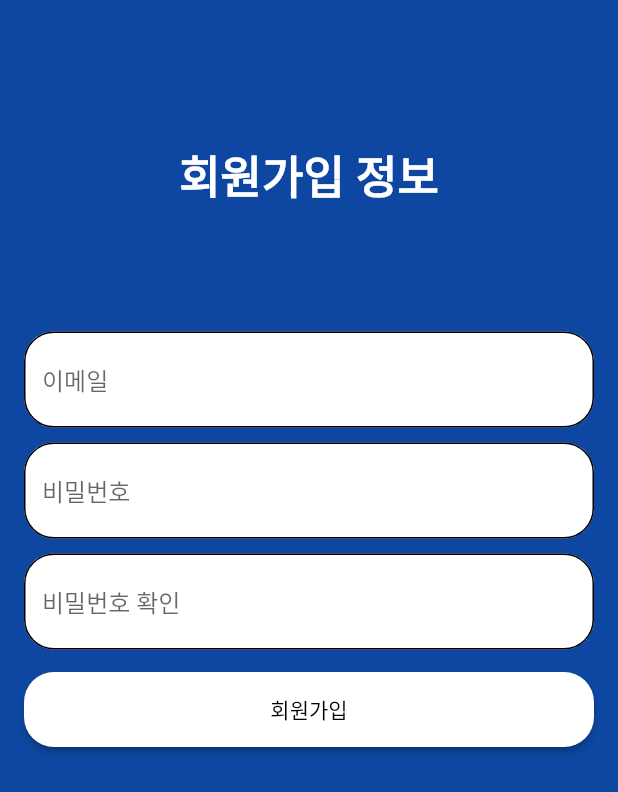
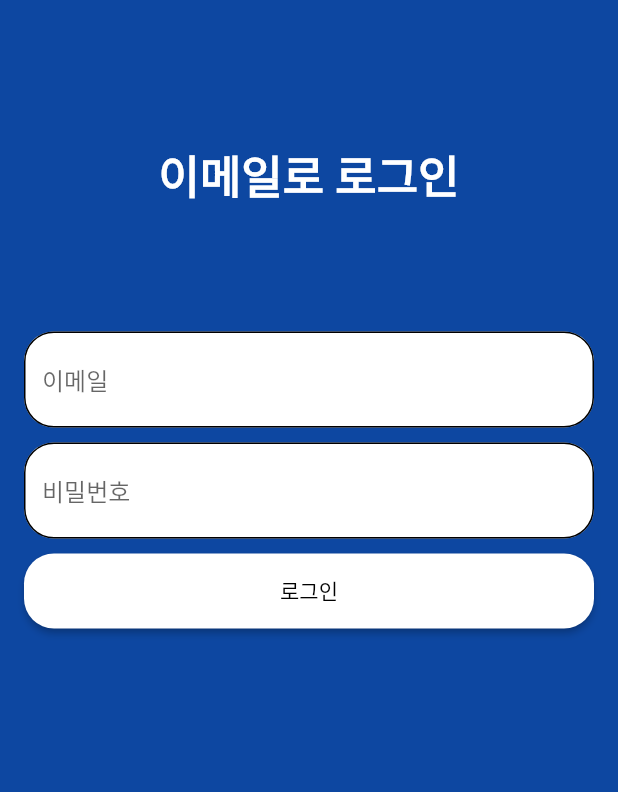
Before and after one commit to jhhwang21c/APP_Matseonim_CupHoldings, a Flutter app: the screen it shows after launch, on a phone screen of 412 x 824 dp. Shown: the top 792 px of the screen. Run offline on Flutter 3.47's test engine with Material 2 defaults, Android fonts, the phone set to English and light mode, and no system bars; our stand-ins replace get, validators.

Commit message:
코드 리팩터 및 메인 페이지 추가

```diff
--- a/matseonim/lib/components/custom_elevated_button.dart
+++ b/matseonim/lib/components/custom_elevated_button.dart
@@ -8,16 +8,19 @@ class CustomElevatedButton extends StatelessWidget {
 
   @override
   Widget build(BuildContext context) {
-    return ElevatedButton(
+    return Padding(
+      padding: const EdgeInsets.symmetric(vertical: 5),
+      child: ElevatedButton(
         style: ElevatedButton.styleFrom(
           primary: Colors.white,
-        minimumSize: Size(double.infinity, 50),
+          minimumSize: const Size(double.infinity, 50),
           shape: RoundedRectangleBorder(
             borderRadius: BorderRadius.circular(20),
           ),
         ),
         onPressed: funPageRoute,
         child: Text("$text", style: TextStyle(color: Colors.black,),),
+      )
     );
   }
 }
--- a/matseonim/lib/components/custom_text_form_field.dart
+++ b/matseonim/lib/components/custom_text_form_field.dart
@@ -1,5 +1,6 @@
 import 'package:flutter/material.dart';
 
+// TODO: `CustomTextFormField`를 `StatefulWidget`으로 변경하기
 class CustomTextFormField extends StatelessWidget {
   final String? hint;
   final funValidator;
@@ -12,7 +13,7 @@ class CustomTextFormField extends StatelessWidget {
       padding: const EdgeInsets.symmetric(vertical: 5),
       child: TextFormField(
         validator: funValidator,
-        obscureText: hint == "Password" ? true : false,
+        obscureText: hint == "비밀번호",
         decoration: InputDecoration(
           hintText: "$hint",
           fillColor: Colors.white,
--- a/matseonim/lib/main.dart
+++ b/matseonim/lib/main.dart
@@ -1,6 +1,7 @@
 import 'package:flutter/material.dart';
-import 'pages/join_page.dart';
+
 import 'package:matseonim/theme.dart';
+import 'package:matseonim/pages/login_page.dart';
 
 void main() => runApp(MainApp());
 
@@ -10,7 +11,7 @@ class MainApp extends StatelessWidget {
     return MaterialApp(
       debugShowCheckedModeBanner: false,
       theme: theme(),
-      home: JoinPage(),
+      home: LoginPage(),
     );
   }
 }
--- a/matseonim/lib/pages/login_page.dart
+++ b/matseonim/lib/pages/login_page.dart
@@ -1,13 +1,16 @@
 import 'package:flutter/material.dart';
 import 'package:get/get.dart';
+
 import 'package:matseonim/components/custom_text_form_field.dart';
 import 'package:matseonim/components/custom_elevated_button.dart';
-import 'package:matseonim/util/validator.dart';
+import 'package:matseonim/pages/main_page.dart';
+import 'package:matseonim/utils/validator.dart';
 
 class LoginPage extends StatelessWidget {
   @override
   Widget build(BuildContext context) {
     return Scaffold(
+      backgroundColor: Colors.blue[900],
       body: Padding(
         padding: const EdgeInsets.all(16.0),
         child: ListView(
@@ -17,10 +20,14 @@ class LoginPage extends StatelessWidget {
               height: 200,
               child: const Text(
                 "이메일로 로그인",
-                style: TextStyle(fontSize: 30, fontWeight: FontWeight.bold),
+                style: TextStyle(
+                  fontSize: 30,
+                  fontWeight: FontWeight.bold,
+                  color: Colors.white
+                ),
               ),
             ),
-            _loginForm(),
+            _emailLoginForm(),
           ],
         ),
       ),
@@ -28,7 +35,7 @@ class LoginPage extends StatelessWidget {
   }
 }
 
-Widget _loginForm() {
+Widget _emailLoginForm() {
   final _formKey = GlobalKey<FormState>();
 
   return Form(
@@ -47,7 +54,7 @@ Widget _loginForm() {
           text: "로그인",
           funPageRoute: () {
             if (_formKey.currentState!.validate()) {
-              Get.to(LoginPage());
+              Get.to(MainPage());
             }
           },
         ),
--- a/matseonim/lib/util/validator.dart
+++ b/matseonim/lib/utils/validator.dart
@@ -3,13 +3,11 @@ import 'package:validators/validators.dart';
 Function validateUsername() {
   return (String? value) {
     if (value!.isEmpty) {
-      return "공백이 들어갈 수 없습니다";
+      return "공백이 들어갈 수 없습니다.";
     } else if (!isAlphanumeric(value)) {
-      return "영문과 숫자만 입력해 주세요";
-    } else if (value.length > 12) {
-      return "길이를 초과했습니다";
+      return "영문과 숫자만 입력해주세요.";
     } else if (value.length < 4) {
-      return "최소 길이는 4 입니다.";
+      return "최소 4글자 이상 입력해주세요.";
     } else {
       return null;
     }
@@ -20,10 +18,8 @@ Function validatePassword() {
   return (String? value) {
     if (value!.isEmpty) {
       return "공백이 들어갈 수 없습니다";
-    } else if (value.length > 12) {
-      return "길이를 초과했습니다";
     } else if (value.length < 4) {
-      return "최소 길이는 4 입니다.";
+      return "최소 4글자 이상 입력해주세요.";
     } else {
       return null;
     }
```
Also changed, not shown: matseonim/lib/pages/join_page.dart (+7 -5 lines), matseonim/lib/pages/main_page.dart (added, +10 -0 lines), 1 other file. Lines whose indentation alone changed are shown as unchanged.
